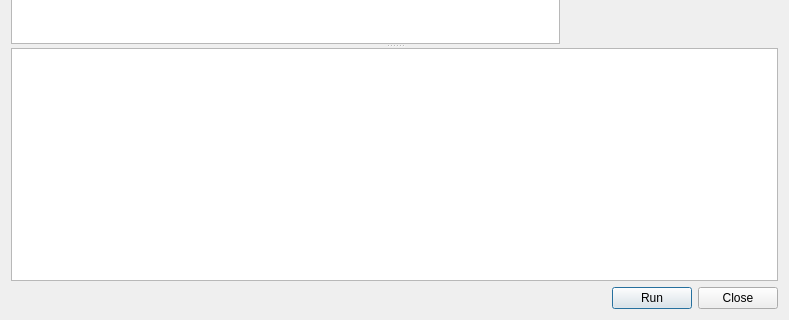
Old version of the form source/application/script/ScriptEditorDialog.ui in the repository CST-Modelling-Tools/TonatiuhPP; both pictures show x 0 to 789 and y 200 to 520 of the 789 by 520 pixel window.
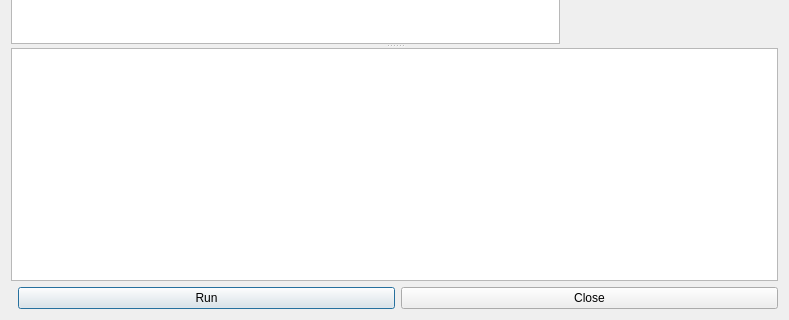
New version of the form. Custom widgets are drawn as their Qt base class.

Commit message: script editor revised

What changed in the file:
```diff
--- a/source/application/script/ScriptEditorDialog.ui
+++ b/source/application/script/ScriptEditorDialog.ui
@@ -19,55 +19,47 @@
   <property name="windowTitle">
    <string>Script Editor</string>
   </property>
-  <layout class="QGridLayout" name="gridLayout">
-   <item row="2" column="1">
-    <widget class="QPushButton" name="runButton">
-     <property name="text">
-      <string>Run</string>
-     </property>
-    </widget>
-   </item>
-   <item row="2" column="2">
-    <widget class="QPushButton" name="closeButton">
-     <property name="text">
-      <string>Close</string>
-     </property>
-    </widget>
-   </item>
-   <item row="2" column="0">
-    <spacer name="horizontalSpacer">
-     <property name="orientation">
-      <enum>Qt::Horizontal</enum>
-     </property>
-     <property name="sizeHint" stdset="0">
-      <size>
-       <width>40</width>
-       <height>20</height>
-      </size>
-     </property>
-    </spacer>
-   </item>
-   <item row="1" column="0" colspan="3">
+  <layout class="QVBoxLayout" name="verticalLayout">
+   <item>
     <widget class="QSplitter" name="dialogVSplitter">
      <property name="orientation">
       <enum>Qt::Vertical</enum>
      </property>
-     <widget class="QWidget" name="mainWidget" native="true">
-      <layout class="QHBoxLayout" name="horizontalLayout">
-       <item>
-        <widget class="QSplitter" name="mainSplitter">
-         <property name="orientation">
-          <enum>Qt::Horizontal</enum>
-         </property>
-         <widget class="QTreeView" name="fileTree"/>
-         <widget class="CodeEditorWidget" name="codeEditorWidget" native="true"/>
-        </widget>
-       </item>
-      </layout>
+     <widget class="QSplitter" name="mainSplitter">
+      <property name="orientation">
+       <enum>Qt::Horizontal</enum>
+      </property>
+      <widget class="QTreeView" name="fileTree"/>
+      <widget class="CodeEditorWidget" name="codeEditorWidget" native="true"/>
      </widget>
      <widget class="QPlainTextEdit" name="logWidget"/>
     </widget>
    </item>
+   <item>
+    <layout class="QHBoxLayout" name="horizontalLayout">
+     <item>
+      <spacer name="horizontalSpacer">
+       <property name="orientation">
+        <enum>Qt::Horizontal</enum>
+       </property>
+      </spacer>
+     </item>
+     <item>
+      <widget class="QPushButton" name="runButton">
+       <property name="text">
+        <string>Run</string>
+       </property>
+      </widget>
+     </item>
+     <item>
+      <widget class="QPushButton" name="closeButton">
+       <property name="text">
+        <string>Close</string>
+       </property>
+      </widget>
+     </item>
+    </layout>
+   </item>
   </layout>
  </widget>
  <customwidgets>
```
The commit also changes 4 other files.
